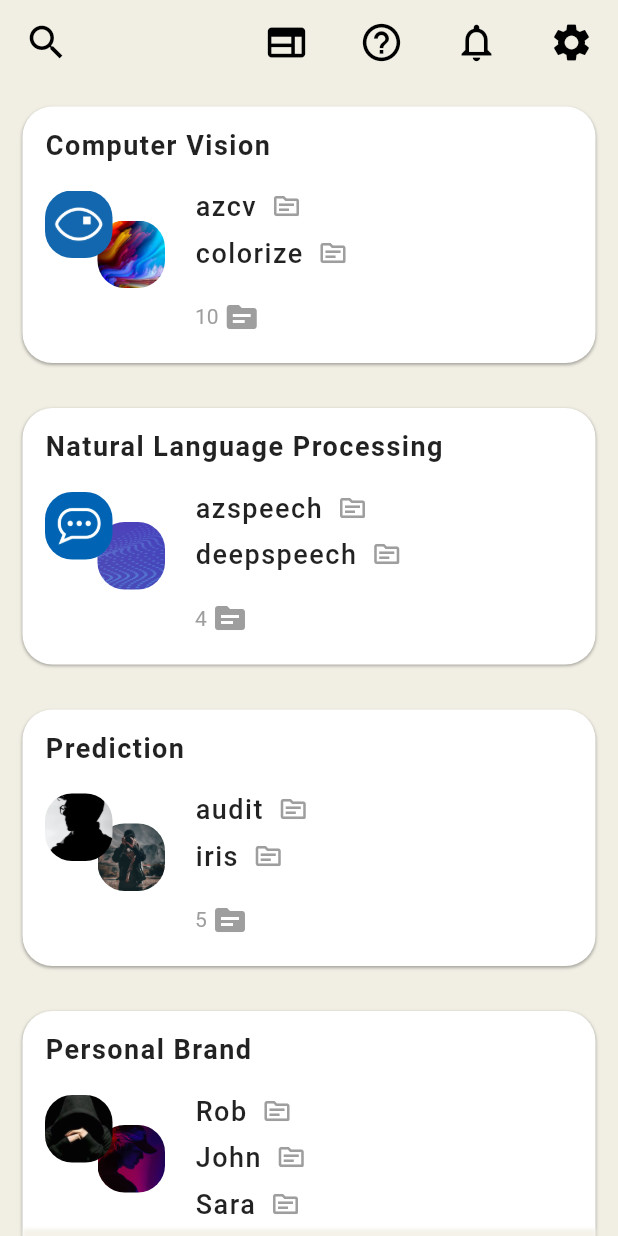
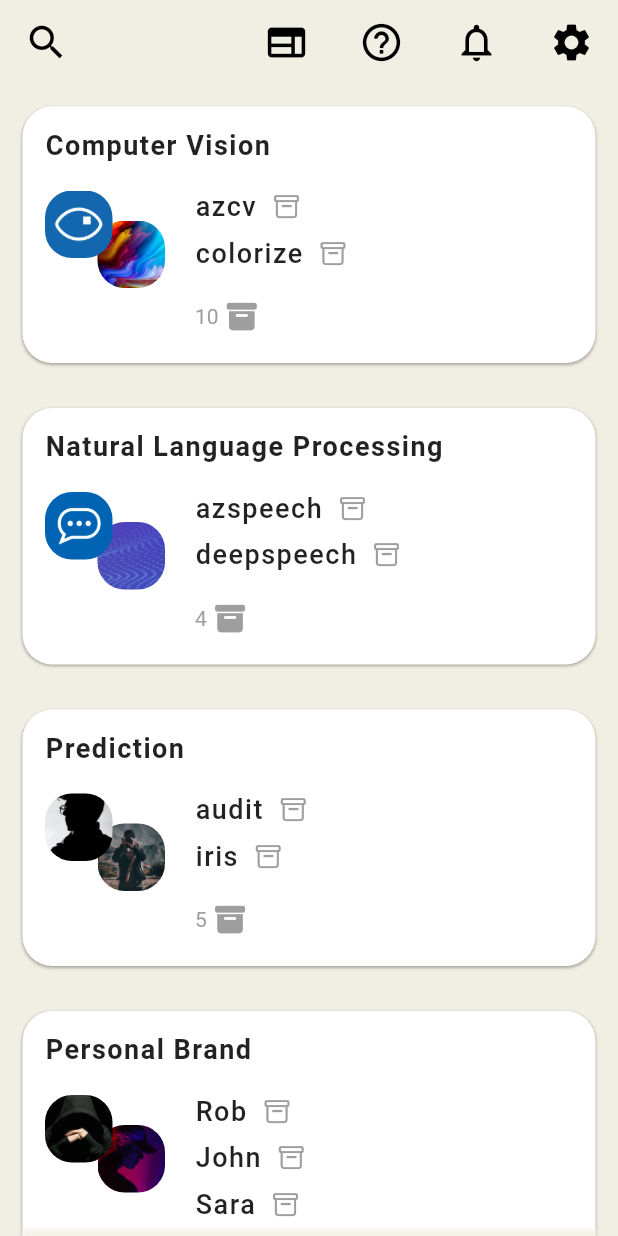
Before and after one commit to gjwgit/mlflutter, a Flutter app: the screen it shows after launch, on a phone screen of 412 x 824 dp. Run offline on Flutter 3.47's test engine with Material 2 defaults, Android fonts, the phone set to English and light mode, and no system bars; our stand-ins replace page_transition.

Commit message:
Utilise CupertinoIcons

```diff
--- a/lib/Widgets/RoomContainer.dart
+++ b/lib/Widgets/RoomContainer.dart
@@ -3,7 +3,7 @@ import 'package:mlflutter/Screens/RoomScreen.dart';
 import 'package:mlflutter/Widgets/ImageContainer.dart';
 import 'package:flutter/material.dart';
 import 'package:page_transition/page_transition.dart';
-import 'package:cupertino_icons/cupertino_icons.dart';
+import 'package:flutter/cupertino.dart';
 
 class RoomContainer extends StatelessWidget {
   final Room room;
@@ -101,8 +101,7 @@ class RoomContainer extends StatelessWidget {
                                   ),
                                   SizedBox(width: 10),
                                   Icon(
-                                    Icons.topic_outlined,
-                                    // CupertinoIcons.archivebox,
+                                    CupertinoIcons.archivebox,
                                     color: Colors.grey,
                                     size: 20,
                                   ),
@@ -120,7 +119,7 @@ class RoomContainer extends StatelessWidget {
                             ),
                           ),
                           Icon(
-                            Icons.topic,
+                            CupertinoIcons.archivebox_fill,
                             color: Colors.grey,
                           ),
                         ],
```
